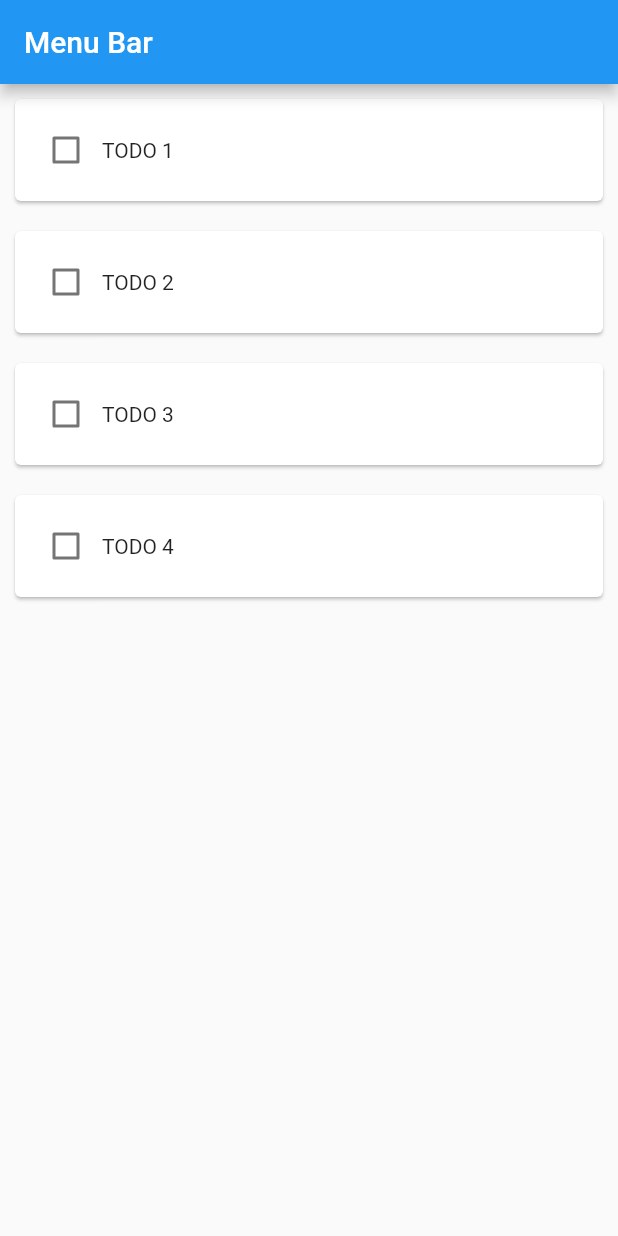
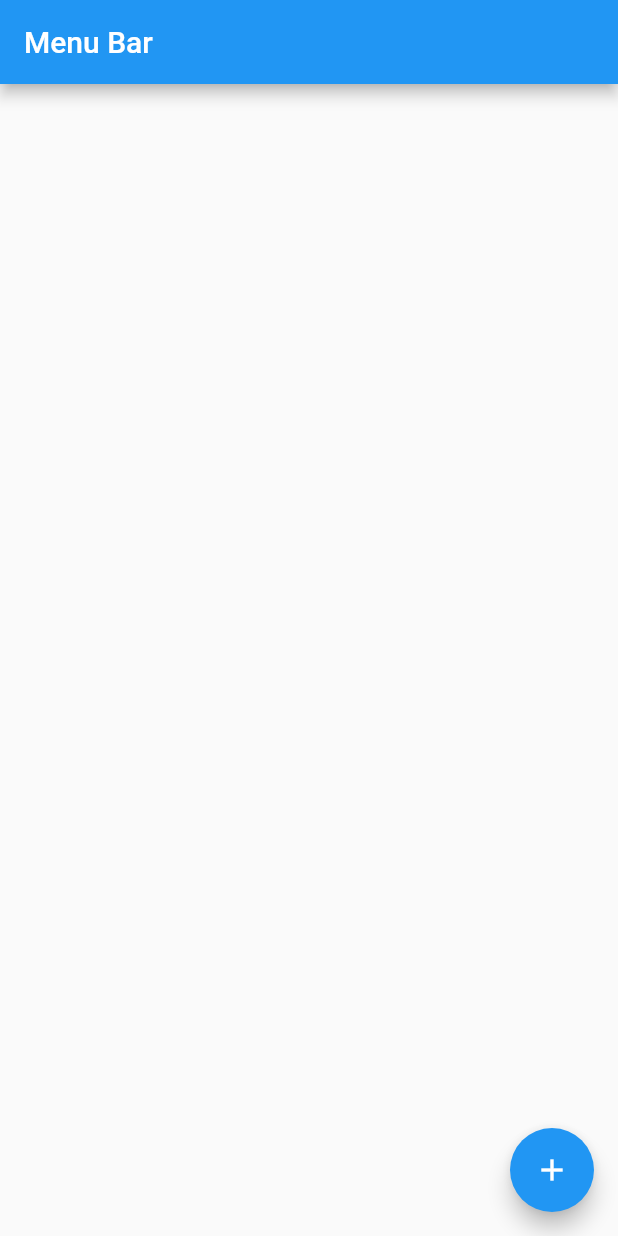
Before and after one commit to tigued/flutter_sample, a Flutter app: the screen it shows after launch, on a phone screen of 412 x 824 dp. Run offline on Flutter 3.47's test engine with Material 2 defaults, Android fonts, the phone set to English and light mode, and no system bars.

Commit message:
L05-6-MyHomePageをStatefulWidgetにする

```diff
--- a/lib/main.dart
+++ b/lib/main.dart
@@ -21,8 +21,22 @@ class MyApp extends StatelessWidget {
 }
 
 ///////////////////////////////
-// ③ アプリのメインページ（固定）
-class MyHomePage extends StatelessWidget {
+// ⑦ MyHomePage本体
+class MyHomePage extends StatefulWidget {
+
+  // ⑦-1: TodoCardWidgetを一時的に保存する配列を作成
+  List<Widget> cards = [];
+
+  MyHomePage({Key? key}) : super(key: key);
+
+  @override
+  _MyHomePageState createState() => _MyHomePageState();
+}
+
+// ⑧ MyHomePageの状態
+class _MyHomePageState extends State<MyHomePage> {
+
+
   @override
   Widget build(BuildContext context) {
     return Scaffold(
@@ -30,12 +44,24 @@ class MyHomePage extends StatelessWidget {
         title: Text("Menu Bar"),
       ),
       body: Center(
-        child: ListView(children: [
-          TodoCardWidget(label: "TODO 1"),
-          TodoCardWidget(label: "TODO 2"),
-          TodoCardWidget(label: "TODO 3"),
-          TodoCardWidget(label: "TODO 4"),
-        ]),
+        // ⑧-3: ListViewのchildrenをwidget.cardsに変更
+        child:  ListView.builder(
+          itemCount: widget.cards.length,
+          itemBuilder: (BuildContext context, int index) {
+            return widget.cards[index];
+          },
+        ),
+      ),
+      // ⑧-1: 画面右下にボタンを追加
+      floatingActionButton: FloatingActionButton(
+        onPressed: () {
+          // Add your onPressed code here!
+          setState(() {
+            // ⑧-2: ボタンが押された時に、TodoCardWidgetをcardsに追加
+            widget.cards.add(TodoCardWidget(label: "a"));
+          });
+        },
+        child: const Icon(Icons.add),
       ),
     );
   }
@@ -44,7 +70,6 @@ class MyHomePage extends StatelessWidget {
 ////////////////////
 /// ⑤ StatefulWidget本体
 class TodoCardWidget extends StatefulWidget {
-
   final String label;
   var state = false;
 
@@ -54,9 +79,8 @@ class TodoCardWidget extends StatefulWidget {
   _TodoCardWidgetState createState() => _TodoCardWidgetState();
 }
 
-/// ⑥ TodoCardWidgetの状態
+/// ⑤ TodoCardWidgetの状態
 class _TodoCardWidgetState extends State<TodoCardWidget> {
-
   void _changeState(value) {
     setState(() {
       widget.state = value ?? false;
```
